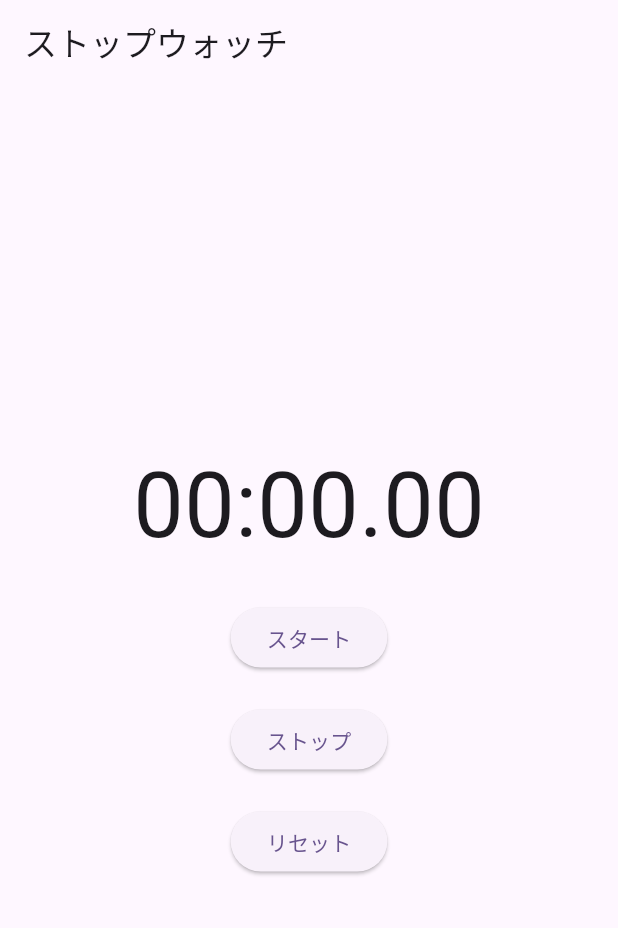
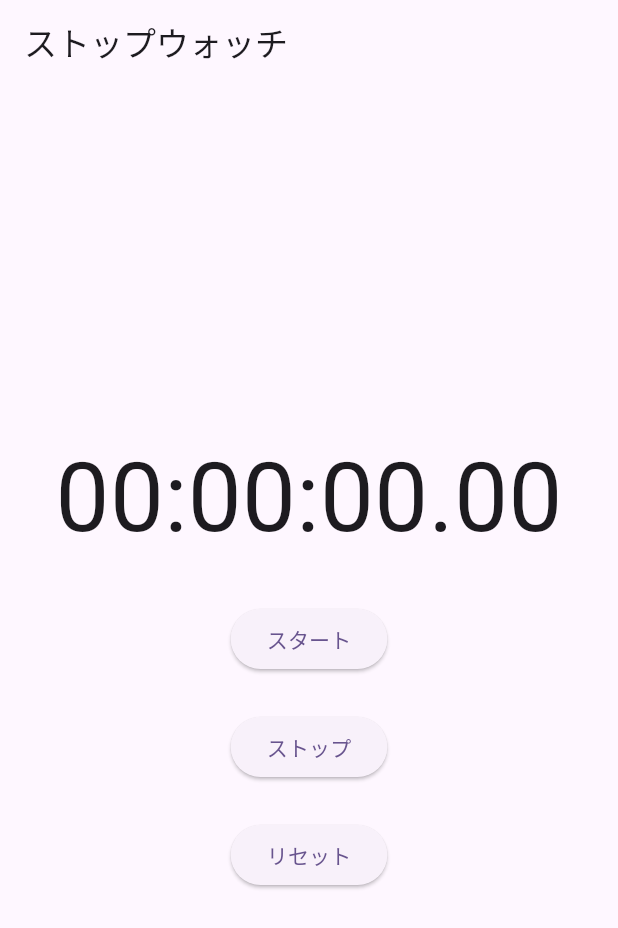
Before and after one commit to fujiki-yuya/flutter_study, a Flutter app: the screen it shows after launch, on a phone screen of 412 x 824 dp. Shown: the top 928 px of the screen. Run offline on Flutter 3.47's test engine with Material 2 defaults, Android fonts, the phone set to English and light mode, and no system bars; our stand-ins replace stop_watch_timer.

Commit message:
コードリファクタリング

```diff
--- a/lib/stopwatch.dart
+++ b/lib/stopwatch.dart
@@ -2,22 +2,23 @@ import 'package:flutter/material.dart';
 import 'package:stop_watch_timer/stop_watch_timer.dart';
 
 class StopwatchScreen extends StatefulWidget {
-  const StopwatchScreen({Key? key}) : super(key: key);
+  const StopwatchScreen({super.key});
 
   @override
-  State<StopwatchScreen> createState() => _StopwatchScreenState();
+  State<StopwatchScreen> createState() => StopwatchScreenState();
 }
 
-class _StopwatchScreenState extends State<StopwatchScreen> {
+class StopwatchScreenState extends State<StopwatchScreen> {
   final _stopWatchTimer = StopWatchTimer();
 
   @override
   Widget build(BuildContext context) {
     return Scaffold(
-        appBar: AppBar(
-          title: const Text('ストップウォッチ'),
-        ),
-        body: Center(
+      appBar: AppBar(
+        title: const Text('ストップウォッチ'),
+      ),
+      body: SafeArea(
+        child: Center(
           child: Column(
             mainAxisAlignment: MainAxisAlignment.center,
             children: [
@@ -25,17 +26,16 @@ class _StopwatchScreenState extends State<StopwatchScreen> {
                 stream: _stopWatchTimer.rawTime,
                 initialData: _stopWatchTimer.rawTime.value,
                 builder: (context, snapshot) {
-                  final value = snapshot.data;
                   final displayTime =
-                      StopWatchTimer.getDisplayTime(value!, hours: false);
+                      StopWatchTimer.getDisplayTime(snapshot.data!);
                   return Text(
                     displayTime,
-                    style: const TextStyle(fontSize: 60),
+                    style: const TextStyle(fontSize: 64),
                   );
                 },
               ),
               const SizedBox(
-                height: 20,
+                height: 24,
               ),
               ElevatedButton(
                 onPressed: () {
@@ -45,7 +45,7 @@ class _StopwatchScreenState extends State<StopwatchScreen> {
                 child: const Text('スタート'),
               ),
               const SizedBox(
-                height: 20,
+                height: 24,
               ),
               ElevatedButton(
                 onPressed: () {
@@ -55,7 +55,7 @@ class _StopwatchScreenState extends State<StopwatchScreen> {
                 child: const Text('ストップ'),
               ),
               const SizedBox(
-                height: 20,
+                height: 24,
               ),
               ElevatedButton(
                 onPressed: () {
@@ -66,6 +66,8 @@ class _StopwatchScreenState extends State<StopwatchScreen> {
               ),
             ],
           ),
-        ));
+        ),
+      ),
+    );
   }
 }
```
